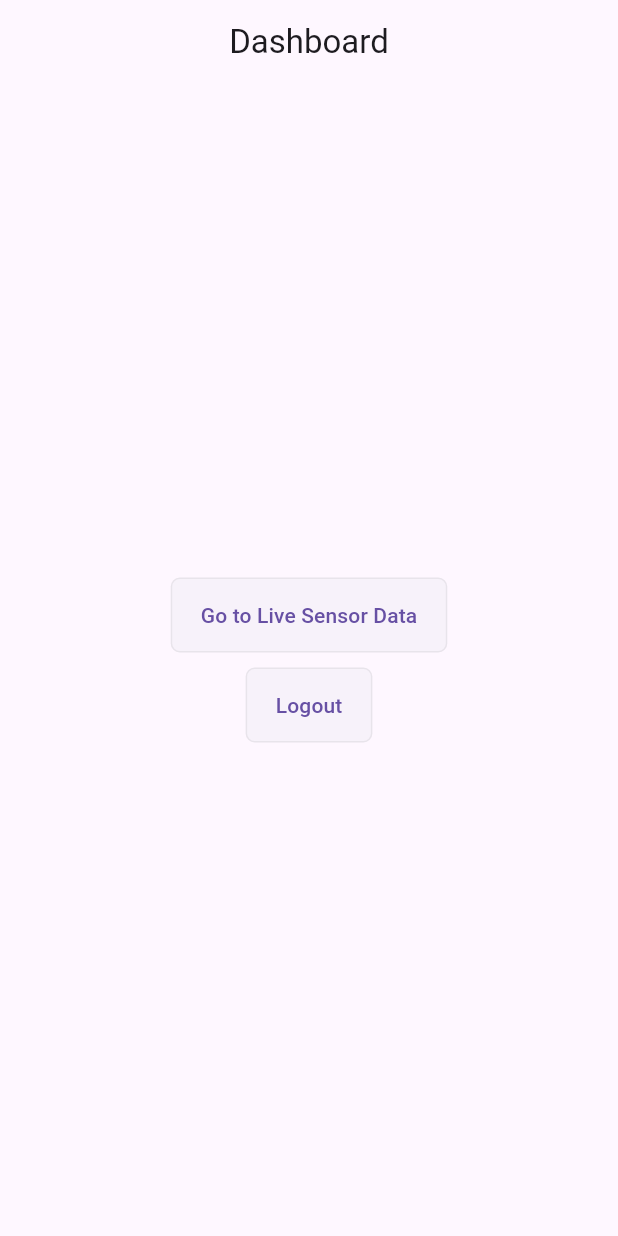
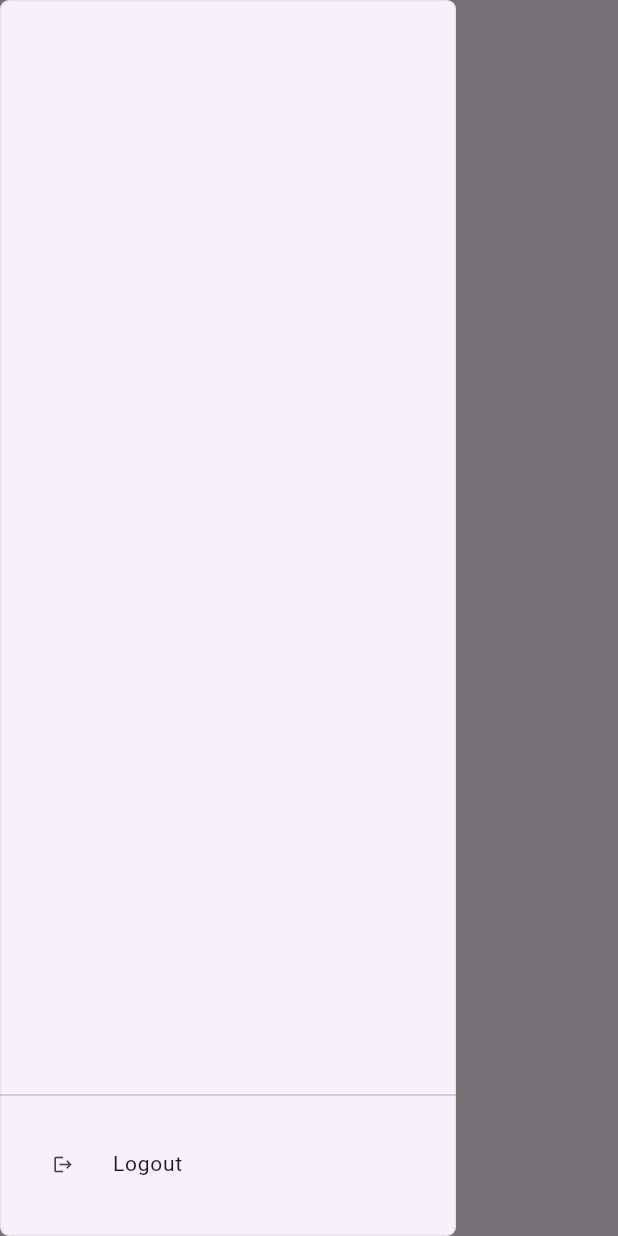
Before and after one commit to BadGalRiirii/flutter-frontend, a Flutter app: the DashboardScreen screen opened directly, with the side drawer open (before the commit the screen has no drawer), on a phone screen of 412 x 824 dp. Run offline on Flutter 3.47's test engine with Material 3 defaults, Android fonts, the phone set to English and light mode, and no system bars; our stand-ins replace fl_chart, flutter_secure_storage, sensors_plus; accounts and stored records are empty.

Commit message:
added sidebar

```diff
--- a/lib/constants/api.dart
+++ b/lib/constants/api.dart
@@ -2,7 +2,10 @@ class ApiRoutes   {
   final String _baseURL = "http://localhost:8000/";
   final String _login = "api/token/";
   final String _verifyToken = "api/token/verify/";
+  final String _motionData = "api/motion/";
 
   String get loginRoute => '$_baseURL$_login';
   String get verifyTokenRoute => '$_baseURL$_verifyToken';
+
+  String get getMotionData => '$_baseURL$_motionData${"get/"}';
 }
--- /dev/null
+++ b/lib/providers/data_provider.dart
@@ -0,0 +1,20 @@
+import 'package:flutter/material.dart';
+
+class DataProvider extends ChangeNotifier {
+}
+
+// class CounterProvider extends ChangeNotifier {
+//   int _count = 0;
+//
+//   int get count => _count;
+//
+//   void increment() {
+//     _count++;
+//     notifyListeners(); // Notifies all listening widgets
+//   }
+//
+//   void reset() {
+//     _count = 0;
+//     notifyListeners();
+//   }
+// }
--- a/lib/screens/dashboard_screen.dart
+++ b/lib/screens/dashboard_screen.dart
@@ -1,26 +1,25 @@
 import 'package:flutter/material.dart';
 import 'package:frontend_app/screens/login_screen.dart';
 import 'package:frontend_app/services/auth.dart';
+import 'package:frontend_app/ui/app_drawer.dart';
 import 'package:frontend_app/ui/button.dart';
 import 'home_screen.dart';
 
 class DashboardScreen extends StatelessWidget {
   const DashboardScreen({super.key});
 
-  Future<bool> _handleLogout() async {
-    final res = await logout();
-    return res;
-  }
-
   @override
   Widget build(BuildContext context) {
     return Scaffold(
       appBar: AppBar(
+        surfaceTintColor: Colors.red,
         title: const Text('Dashboard'),
         centerTitle: true,
       ),
+      drawer: AppDrawer(),
       body: Container(
-        alignment: Alignment.center,
+        alignment: Alignment.topCenter,
+        child: SingleChildScrollView(
           child: Column(
             mainAxisAlignment: MainAxisAlignment.center,
             crossAxisAlignment: CrossAxisAlignment.center,
@@ -34,18 +33,8 @@ class DashboardScreen extends StatelessWidget {
                   },
                   label: 'Go to Live Sensor Data'
               ),
-            AppButton(
-                onPressed: () async {
-                  final ok = await _handleLogout();
-                  if (ok && context.mounted) {
-                    Navigator.of(context).pushReplacement(
-                      MaterialPageRoute(builder: (context) => LoginScreen()),
-                    );
-                  }
-                },
-                label: 'Logout'
+            ],
           ),
-          ],
         ),
       )
     );
--- /dev/null
+++ b/lib/ui/app_drawer.dart
@@ -0,0 +1,69 @@
+import 'package:flutter/material.dart';
+import 'package:frontend_app/screens/login_screen.dart';
+import 'package:frontend_app/services/auth.dart';
+
+class AppDrawer extends StatelessWidget {
+  const AppDrawer({super.key});
+
+  @override
+  Widget build(BuildContext context) {
+    return Drawer(
+      shape: RoundedRectangleBorder(
+        borderRadius: BorderRadius.circular(6),
+        side: BorderSide(
+            color: Color.fromARGB(15, 0, 0, 0)
+        ),
+      ),
+      child: Container(
+        padding: EdgeInsets.symmetric(
+          vertical: 20,
+        ),
+        child: Column(
+          mainAxisAlignment: MainAxisAlignment.spaceBetween,
+          children: [
+            topSection(),
+            bottomSection(context)
+          ],
+        ),
+      )
+    );
+  }
+
+  Widget topSection() {
+    return Column(
+      children: [
+
+      ],
+    );
+  }
+
+  Widget bottomSection(BuildContext context) {
+    return Column(
+      spacing: 10,
+      children: [
+        Divider(),
+        ListTile(
+          contentPadding: EdgeInsets.only(left: 35),
+          onTap: () async {
+            final ok = await logout();
+            if (ok && context.mounted) {
+              Navigator.of(context).pushReplacement(
+                MaterialPageRoute(builder: (context) => LoginScreen()),
+              );
+            }
+          },
+          leading: Icon(
+            Icons.logout,
+            size: 14,
+          ),
+          title: Text(
+            'Logout',
+            style: TextStyle(
+                fontSize: 14
+            ),
+          ),
+        ),
+      ],
+    );
+  }
+}
--- a/pubspec.yaml
+++ b/pubspec.yaml
@@ -12,8 +12,8 @@ dependencies:
     sdk: flutter
   cupertino_icons: ^1.0.8
   sensors_plus: ^3.0.0
-  fl_chart: ^0.65.0
-  provider: ^6.1.2
+  fl_chart: ^1.0.0
+  provider: ^6.1.5
   http: ^1.4.0
   shared_preferences: ^2.5.3
   flutter_secure_storage: ^9.2.4
```
Also changed, not shown: pubspec.lock. Lines whose indentation alone changed are shown as unchanged.
